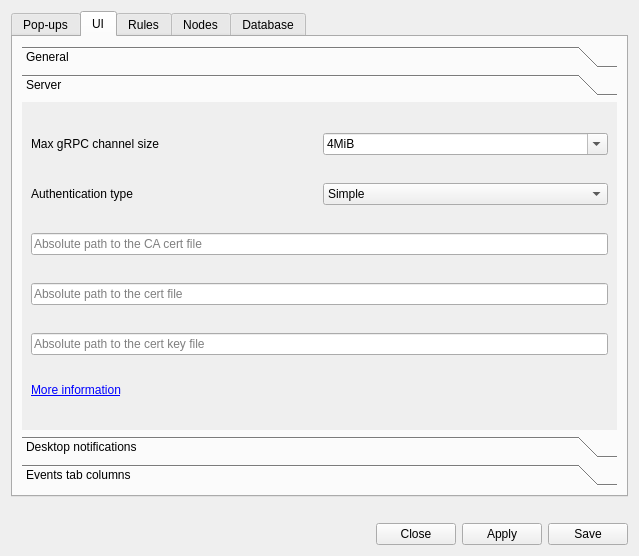
Before: the Qt Designer form ui/opensnitch/res/preferences.ui in diegoakanotoperator/securesnitch, drawn with Qt 5.
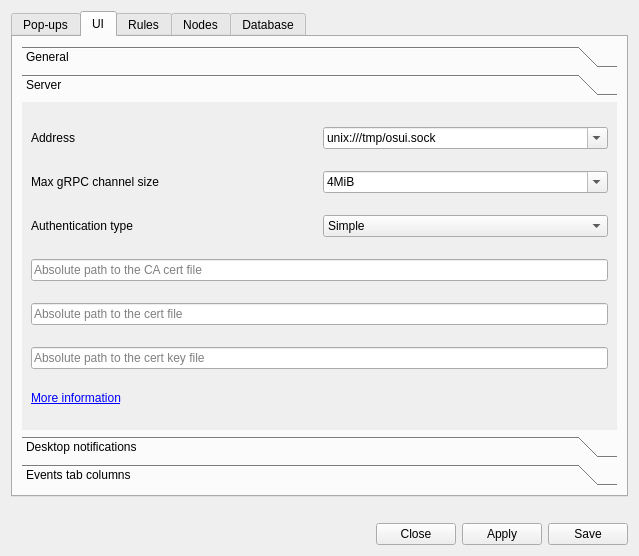
After: the same form once the commit is applied. The open tabs and pages were chosen to show the change. Icons and pictures are not drawn.

Commit message:
ui,prefs: allow to configure server (GUI) address
Up until now it when changing the node address, you changed the server
adress as well (i.e: the address where the GUI is listening for
connections).

This simplified configuration when you had 1 node and addresses were
changed at the same time. But in other situations, you were not able to
change the server (GUI) address from the Preferences dialog.

So now:
 - the address of each node is changed from the Nodes tab.
 - the address of the server (GUI) is changed from the UI tab.

Diff of the .ui file:
```diff
--- a/ui/opensnitch/res/preferences.ui
+++ b/ui/opensnitch/res/preferences.ui
@@ -827,37 +827,31 @@
            <string>Server</string>
           </attribute>
           <layout class="QGridLayout" name="gridLayout_13">
-           <item row="0" column="1">
-            <widget class="QComboBox" name="comboGrpcMsgSize">
-             <property name="editable">
-              <bool>true</bool>
+           <item row="5" column="0" colspan="2">
+            <widget class="QLineEdit" name="lineCertKeyFile">
+             <property name="placeholderText">
+              <string>Absolute path to the cert key file</string>
              </property>
-             <property name="currentText">
-              <string notr="true">4MiB</string>
+            </widget>
+           </item>
+           <item row="3" column="0" colspan="2">
+            <widget class="QLineEdit" name="lineCACertFile">
+             <property name="placeholderText">
+              <string>Absolute path to the CA cert file</string>
              </property>
-             <item>
-              <property name="text">
-               <string>4MiB</string>
-              </property>
-             </item>
-             <item>
-              <property name="text">
-               <string>8MiB</string>
-              </property>
-             </item>
-             <item>
-              <property name="text">
-               <string>16MiB</string>
-              </property>
-             </item>
-             <item>
-              <property name="text">
-               <string>32MiB</string>
-              </property>
-             </item>
             </widget>
            </item>
            <item row="1" column="0">
+            <widget class="QLabel" name="label_20">
+             <property name="toolTip">
+              <string>Maximum size of each message from nodes. Default 4MB</string>
+             </property>
+             <property name="text">
+              <string>Max gRPC channel size</string>
+             </property>
+            </widget>
+           </item>
+           <item row="2" column="0">
             <widget class="QLabel" name="label_24">
              <property name="toolTip">
               <string>&lt;p&gt;Simple: no authentication&lt;/p&gt;
@@ -869,21 +863,14 @@
              </property>
             </widget>
            </item>
-           <item row="3" column="0" colspan="2">
-            <widget class="QLineEdit" name="lineCertFile">
-             <property name="placeholderText">
-              <string>Absolute path to the cert file</string>
-             </property>
-            </widget>
-           </item>
            <item row="4" column="0" colspan="2">
-            <widget class="QLineEdit" name="lineCertKeyFile">
+            <widget class="QLineEdit" name="lineCertFile">
              <property name="placeholderText">
-              <string>Absolute path to the cert key file</string>
+              <string>Absolute path to the cert file</string>
              </property>
             </widget>
            </item>
-           <item row="1" column="1">
+           <item row="2" column="1">
             <widget class="QComboBox" name="comboAuthType">
              <item>
               <property name="text">
@@ -902,24 +889,37 @@
              </item>
             </widget>
            </item>
-           <item row="2" column="0" colspan="2">
-            <widget class="QLineEdit" name="lineCACertFile">
-             <property name="placeholderText">
-              <string>Absolute path to the CA cert file</string>
+           <item row="1" column="1">
+            <widget class="QComboBox" name="comboGrpcMsgSize">
+             <property name="editable">
+              <bool>true</bool>
              </property>
-            </widget>
-           </item>
-           <item row="0" column="0">
-            <widget class="QLabel" name="label_20">
-             <property name="toolTip">
-              <string>Maximum size of each message from nodes. Default 4MB</string>
+             <property name="currentText">
+              <string notr="true">4MiB</string>
              </property>
-             <property name="text">
-              <string>Max gRPC channel size</string>
-             </property>
+             <item>
+              <property name="text">
+               <string>4MiB</string>
+              </property>
+             </item>
+             <item>
+              <property name="text">
+               <string>8MiB</string>
+              </property>
+             </item>
+             <item>
+              <property name="text">
+               <string>16MiB</string>
+              </property>
+             </item>
+             <item>
+              <property name="text">
+               <string>32MiB</string>
+              </property>
+             </item>
             </widget>
            </item>
-           <item row="5" column="0" colspan="2">
+           <item row="6" column="0" colspan="2">
             <widget class="QLabel" name="label_28">
              <property name="sizePolicy">
               <sizepolicy hsizetype="Preferred" vsizetype="Maximum">
@@ -938,6 +938,34 @@
              </property>
             </widget>
            </item>
+           <item row="0" column="0">
+            <widget class="QLabel" name="label_32">
+             <property name="sizePolicy">
+              <sizepolicy hsizetype="Preferred" vsizetype="Maximum">
+               <horstretch>0</horstretch>
+               <verstretch>0</verstretch>
+              </sizepolicy>
+             </property>
+             <property name="toolTip">
+              <string>Set the address where the GUI is listening for new nodes.</string>
+             </property>
+             <property name="text">
+              <string>Address</string>
+             </property>
+            </widget>
+           </item>
+           <item row="0" column="1">
+            <widget class="QComboBox" name="comboServerAddr">
+             <property name="editable">
+              <bool>true</bool>
+             </property>
+             <item>
+              <property name="text">
+               <string>unix:///tmp/osui.sock</string>
+              </property>
+             </item>
+            </widget>
+           </item>
           </layout>
          </widget>
          <widget class="QWidget" name="page_3">
```
Left out of the diff: 32 changed lines with no effect on the pictures. The commit also changes 1 other file.
